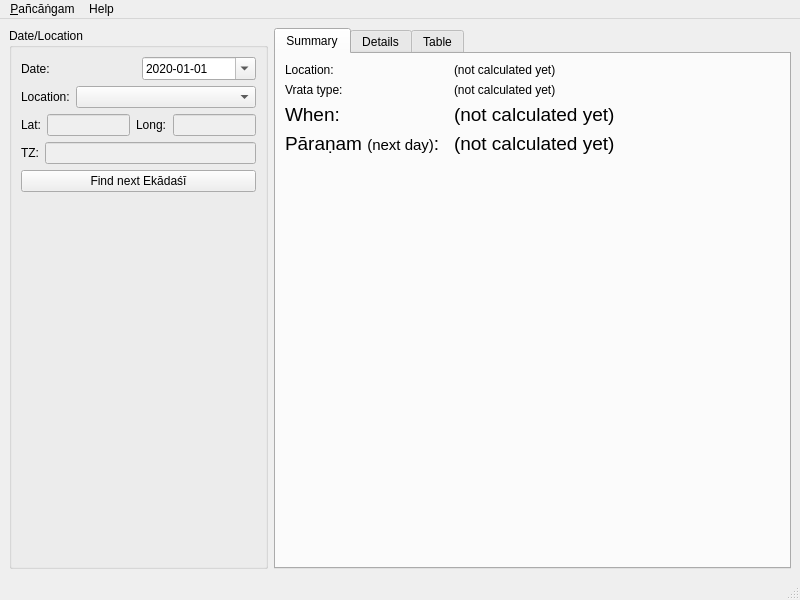
Old version of the form gui-qt/mainwindow.ui in the repository ashutosh108/vaishnavam-panchangam.
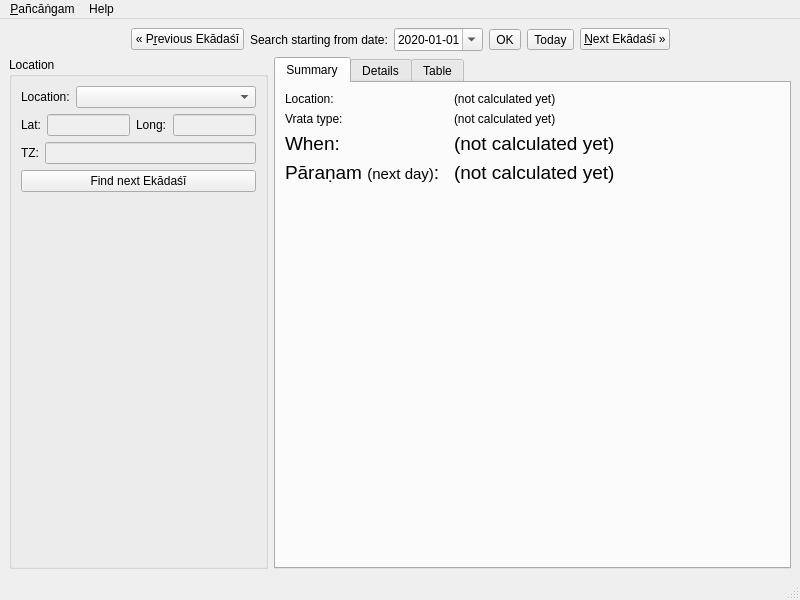
New version of the form. Custom widgets are drawn as their Qt base class.

Commit message: table: allow adjusting dates (prev/next ekAdashI)

Patch:
```diff
--- a/gui-qt/mainwindow.ui
+++ b/gui-qt/mainwindow.ui
@@ -14,27 +14,35 @@
    <string>MainWindow</string>
   </property>
   <widget class="QWidget" name="centralwidget">
-   <layout class="QHBoxLayout" name="horizontalLayout_3">
+   <layout class="QVBoxLayout" name="verticalLayout_6">
     <item>
-     <widget class="QGroupBox" name="dateLocationGroup">
-      <property name="sizePolicy">
-       <sizepolicy hsizetype="Preferred" vsizetype="Preferred">
-        <horstretch>1</horstretch>
-        <verstretch>0</verstretch>
-       </sizepolicy>
-      </property>
-      <property name="title">
-       <string>Date/Location</string>
-      </property>
-      <layout class="QVBoxLayout" name="verticalLayout_3">
-       <item>
-        <layout class="QVBoxLayout" name="verticalLayout">
+     <layout class="QHBoxLayout" name="horizontalLayout_5">
          <item>
           <layout class="QHBoxLayout" name="horizontalLayout_2">
+        <item>
+         <spacer name="dateLeftSpacer">
+          <property name="orientation">
+           <enum>Qt::Horizontal</enum>
+          </property>
+          <property name="sizeHint" stdset="0">
+           <size>
+            <width>40</width>
+            <height>20</height>
+           </size>
+          </property>
+         </spacer>
+        </item>
+        <item>
+         <widget class="QPushButton" name="datePrevEkadashi">
+          <property name="text">
+           <string>« P&amp;revious Ekādaśī</string>
+          </property>
+         </widget>
+        </item>
            <item>
             <widget class="QLabel" name="dateLabel">
              <property name="text">
-              <string>Date:</string>
+           <string>Search starting from date:</string>
              </property>
              <property name="margin">
               <number>5</number>
@@ -67,8 +75,60 @@
              </property>
             </widget>
            </item>
-          </layout>
-         </item>
+        <item>
+         <widget class="QToolButton" name="okButton">
+          <property name="text">
+           <string>OK</string>
+          </property>
+         </widget>
+        </item>
+        <item>
+         <widget class="QToolButton" name="todayButton">
+          <property name="text">
+           <string>Today</string>
+          </property>
+         </widget>
+        </item>
+        <item>
+         <widget class="QPushButton" name="dateNextEkadashi">
+          <property name="text">
+           <string>&amp;Next Ekādaśī »</string>
+          </property>
+         </widget>
+        </item>
+        <item>
+         <spacer name="dateRightSpacer">
+          <property name="orientation">
+           <enum>Qt::Horizontal</enum>
+          </property>
+          <property name="sizeHint" stdset="0">
+           <size>
+            <width>40</width>
+            <height>20</height>
+           </size>
+          </property>
+         </spacer>
+        </item>
+       </layout>
+      </item>
+     </layout>
+    </item>
+    <item>
+     <layout class="QHBoxLayout" name="horizontalBigLayout">
+      <item>
+       <widget class="QGroupBox" name="dateLocationGroup">
+        <property name="sizePolicy">
+         <sizepolicy hsizetype="Preferred" vsizetype="Preferred">
+          <horstretch>1</horstretch>
+          <verstretch>0</verstretch>
+         </sizepolicy>
+        </property>
+        <property name="title">
+         <string>Location</string>
+        </property>
+        <layout class="QVBoxLayout" name="verticalLayout_3">
+         <item>
+          <layout class="QVBoxLayout" name="verticalLayout">
          <item>
           <layout class="QHBoxLayout" name="horizontalLayout">
            <item>
@@ -377,6 +437,8 @@
        </layout>
       </widget>
      </widget>
+      </item>
+     </layout>
     </item>
    </layout>
   </widget>
```
Left out of the diff: 176 changed lines with no effect on the pictures. Lines whose indentation alone changed are shown as unchanged. The commit also changes 10 other files.
